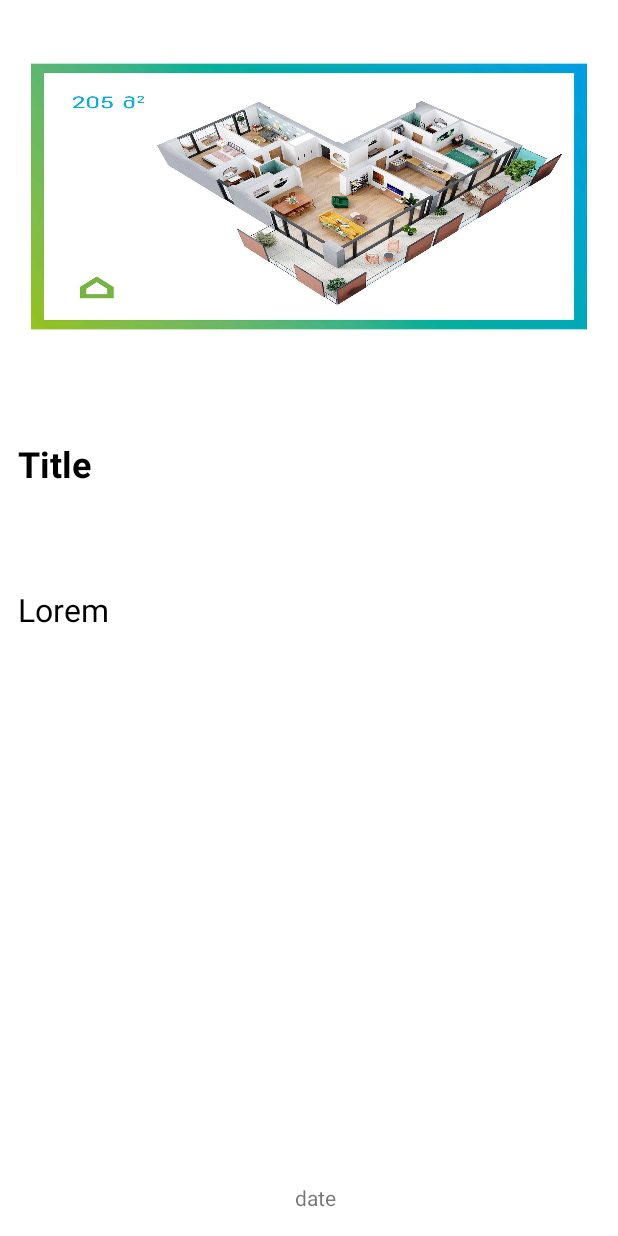
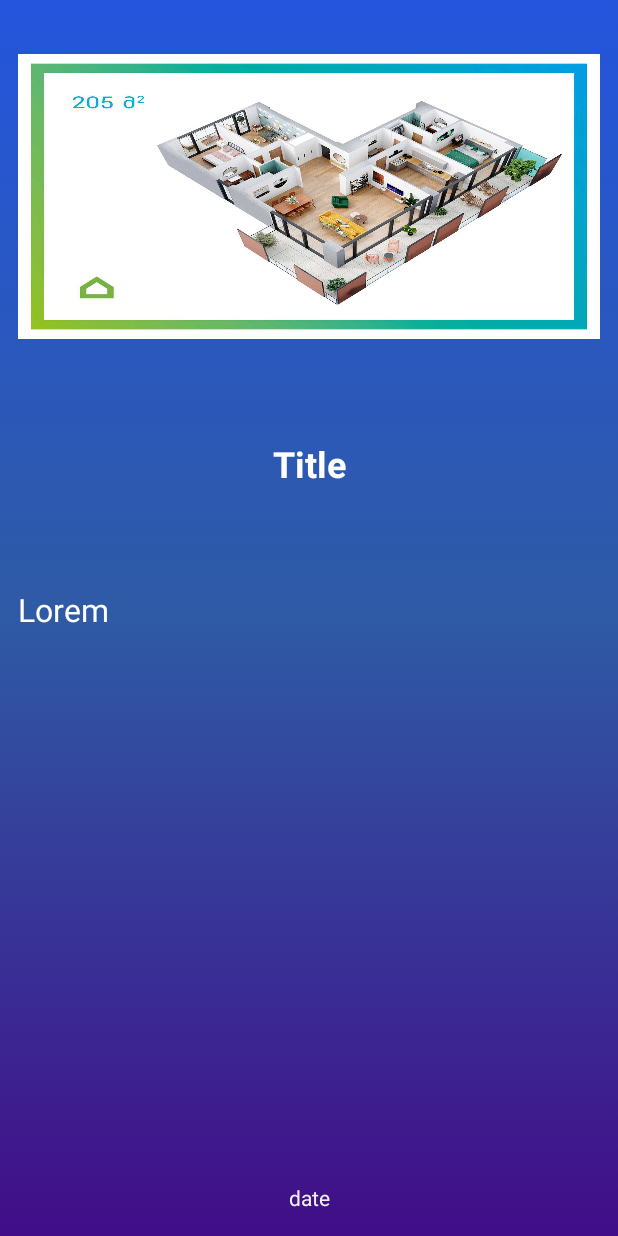
Before and after one commit to iTarley/TBC_Course_18, an Android app: the layout fragment_info.xml on its own in the app's theme, with its tools: preview values and no code run, on a phone screen of 412 x 824 dp. Run offline under Robolectric (Android 15) with nearby library versions, the phone set to English and light mode, and no system bars.

```diff
--- a/app/src/main/java/com/example/tbc_course_18/ui/main/fragments/InfoFragment.kt
+++ b/app/src/main/java/com/example/tbc_course_18/ui/main/fragments/InfoFragment.kt
@@ -1,5 +1,6 @@
 package com.example.tbc_course_18.ui.main.fragments
 
+import android.animation.Animator
 import android.os.Bundle
 import androidx.fragment.app.Fragment
 import android.view.LayoutInflater
--- /dev/null
+++ b/app/src/main/res/anim/zoom_out.xml
@@ -0,0 +1,6 @@
+<set xmlns:android="http://schemas.android.com/apk/res/android"
+    android:fillAfter="true" >
+
+    <translate android:fromYDelta="-100%" android:toYDelta="0" android:duration="300"/>
+
+</set>
--- /dev/null
+++ b/app/src/main/res/drawable/main_header_selector.xml
@@ -0,0 +1,13 @@
+<?xml version="1.0" encoding="utf-8"?>
+<selector xmlns:android="http://schemas.android.com/apk/res/android">
+    <item>
+        <shape>
+            <gradient
+                android:angle="10"
+                android:centerColor="#2F5AA5"
+                android:endColor="#410D88"
+                android:startColor="#2455DC"
+                android:type="linear" />
+        </shape>
+    </item>
+</selector>
--- a/app/src/main/res/layout/activity_main.xml
+++ b/app/src/main/res/layout/activity_main.xml
@@ -3,6 +3,7 @@
     xmlns:tools="http://schemas.android.com/tools"
     xmlns:app="http://schemas.android.com/apk/res-auto"
     android:id="@+id/container"
+    android:background="@drawable/main_header_selector"
     android:layout_width="match_parent"
     android:layout_height="match_parent"
     tools:context=".ui.main.MainActivity">
--- a/app/src/main/res/layout/fragment_info.xml
+++ b/app/src/main/res/layout/fragment_info.xml
@@ -4,6 +4,7 @@
     xmlns:tools="http://schemas.android.com/tools"
     android:layout_width="match_parent"
     android:layout_height="match_parent"
+    android:background="@drawable/main_header_selector"
     tools:context=".ui.main.fragments.InfoFragment">
 
     <androidx.appcompat.widget.AppCompatImageView
@@ -22,15 +23,16 @@
     <androidx.appcompat.widget.AppCompatTextView
         android:id="@+id/title"
         android:layout_width="match_parent"
+        android:layout_height="wrap_content"
         android:layout_marginHorizontal="12dp"
-        android:layout_height="wrap_content"
         android:text="@string/title"
+        android:textAlignment="center"
+        android:textColor="@color/white"
         android:textSize="24sp"
-        android:textColor="@color/black"
         android:textStyle="bold"
+        app:layout_constraintBottom_toTopOf="@+id/scroller"
         app:layout_constraintEnd_toEndOf="parent"
         app:layout_constraintStart_toStartOf="parent"
-        app:layout_constraintBottom_toTopOf="@+id/scroller"
         app:layout_constraintTop_toBottomOf="@+id/appCompatImageView" />
 
     <androidx.appcompat.widget.AppCompatTextView
@@ -39,9 +41,10 @@
         android:layout_height="wrap_content"
         android:layout_marginBottom="16dp"
         android:text="@string/date"
+        android:textAlignment="center"
+        android:textColor="@color/main"
         app:layout_constraintBottom_toBottomOf="parent"
         app:layout_constraintEnd_toEndOf="parent"
-        app:layout_constraintHorizontal_bias="0.512"
         app:layout_constraintStart_toStartOf="parent" />
 
     <ScrollView
@@ -51,7 +54,7 @@
         android:layout_marginHorizontal="12dp"
         app:layout_constraintBottom_toTopOf="@+id/publish"
         app:layout_constraintTop_toBottomOf="@+id/title"
-        tools:layout_editor_absoluteX="12dp">
+        tools:layout_editor_absoluteX="-10dp">
 
         <LinearLayout
             android:layout_width="wrap_content"
@@ -63,10 +66,11 @@
                 android:layout_width="match_parent"
                 android:layout_height="wrap_content"
                 android:text="@string/lorem"
-                android:textColor="@color/black"
+                android:textColor="@color/white"
                 android:textSize="21sp" />
 
 
         </LinearLayout>
     </ScrollView>
+
 </androidx.constraintlayout.widget.ConstraintLayout>
--- a/app/src/main/res/layout/fragment_main.xml
+++ b/app/src/main/res/layout/fragment_main.xml
@@ -4,8 +4,11 @@
     xmlns:tools="http://schemas.android.com/tools"
     android:id="@+id/main"
     android:layout_width="match_parent"
+    android:background="@drawable/main_header_selector"
     android:layout_height="match_parent"
     android:orientation="vertical"
+    android:paddingHorizontal="14dp"
+    android:paddingTop="12dp"
     tools:context=".ui.main.fragments.MainFragment">
 
 
--- a/app/src/main/res/navigation/nav_graph.xml
+++ b/app/src/main/res/navigation/nav_graph.xml
@@ -12,7 +12,9 @@
         tools:layout="@layout/fragment_main" >
         <action
             android:id="@+id/action_mainFragment_to_infoFragment"
-            app:destination="@id/infoFragment" />
+            app:destination="@id/infoFragment"
+            app:enterAnim="@anim/zoom_in"
+            app:popEnterAnim="@anim/zoom_out" />
 
     </fragment>
     <fragment
```
Also changed, not shown: app/src/main/res/anim/zoom_in.xml (added, +7 -0 lines).
